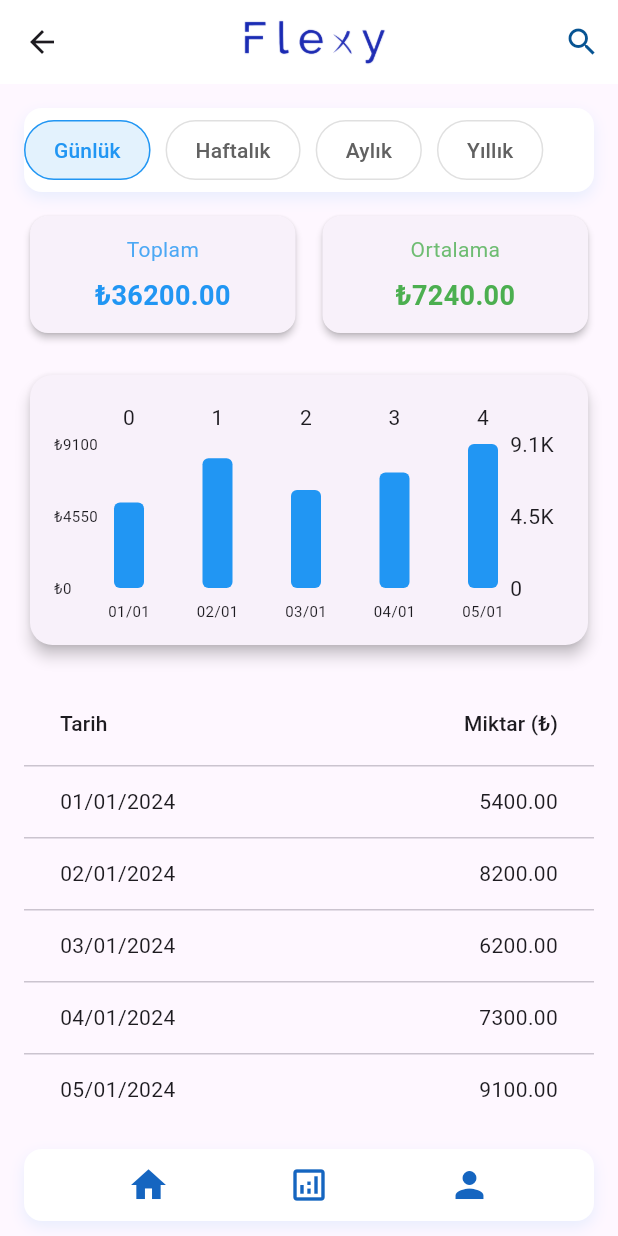
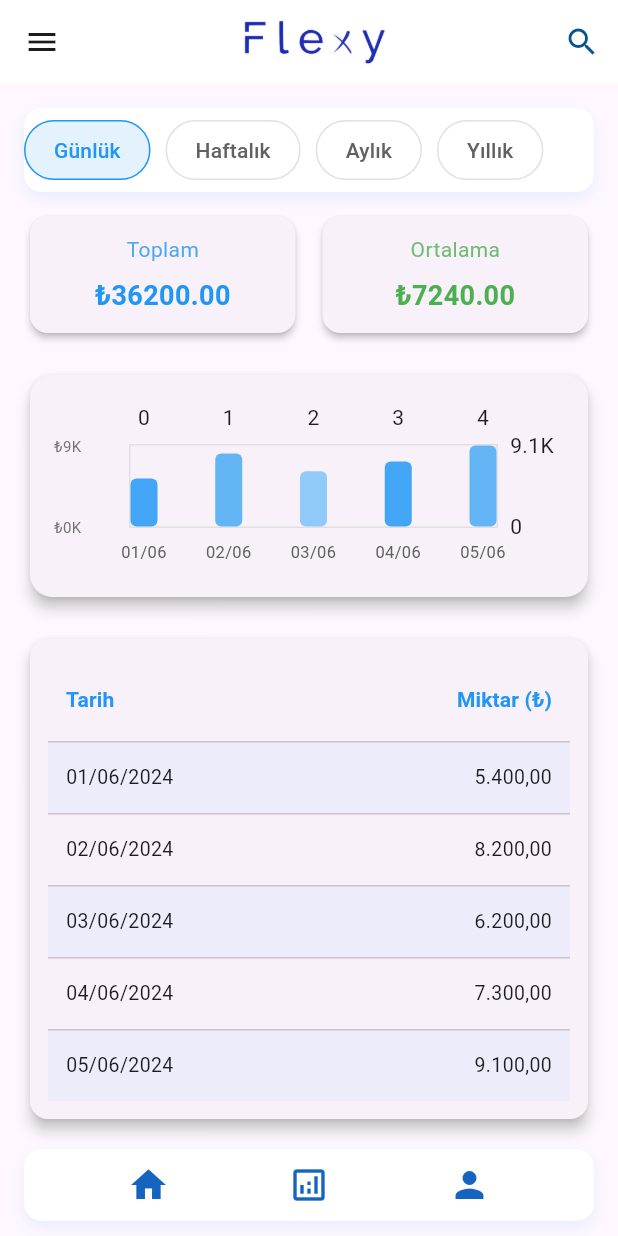
Before and after one commit to eliifgokdemiir/flutter, a Flutter app: the Reports screen opened directly, on a phone screen of 412 x 824 dp. Run offline on Flutter 3.47's test engine with Material 3 defaults, Android fonts, the phone set to English and light mode, and no system bars; drawn by our look-alikes of fl_chart; our stand-ins replace image_picker; missing offline and left inert: image_picker_android, image_picker_platform_interface.

Commit message:
appbar changes

```diff
--- a/state_management/lib/ui/view/product_management.dart
+++ b/state_management/lib/ui/view/product_management.dart
@@ -4,6 +4,7 @@ import 'package:state_management/data/entity/category.dart';
 import 'package:state_management/data/entity/product.dart';
 import 'package:state_management/ui/view/home.dart';
 import 'package:state_management/ui/view/dashboard.dart';
+import 'package:state_management/ui/view/navbar_menu.dart';
 import 'package:state_management/ui/view/profile.dart';
 
 class ProductManagement extends StatefulWidget {
@@ -27,6 +28,7 @@ class _ProductManagementState extends State<ProductManagement> {
     Category(id: 3, name: 'Tatlı', color: Colors.red),
   ];
 
+  final GlobalKey<ScaffoldState> _scaffoldKey = GlobalKey<ScaffoldState>();
   final List<Product> _products = [];
   final _formKey = GlobalKey<FormState>();
   final _productNameController = TextEditingController();
@@ -36,6 +38,8 @@ class _ProductManagementState extends State<ProductManagement> {
   @override
   Widget build(BuildContext context) {
     return Scaffold(
+      key: _scaffoldKey,
+      drawer: const NavbarMenu(),
       appBar: AppBar(
         backgroundColor: Colors.white,
         title: Padding(
--- a/state_management/lib/ui/view/reports.dart
+++ b/state_management/lib/ui/view/reports.dart
@@ -3,6 +3,7 @@ import 'package:fl_chart/fl_chart.dart';
 import 'package:intl/intl.dart';
 import 'package:state_management/ui/view/dashboard.dart';
 import 'package:state_management/ui/view/home.dart';
+import 'package:state_management/ui/view/navbar_menu.dart';
 import 'package:state_management/ui/view/profile.dart';
 
 class Reports extends StatefulWidget {
@@ -13,6 +14,7 @@ class Reports extends StatefulWidget {
 }
 
 class _ReportsState extends State<Reports> {
+  final GlobalKey<ScaffoldState> _scaffoldKey = GlobalKey<ScaffoldState>();
   String _selectedPeriod = 'Günlük';
   final List<String> _periods = ['Günlük', 'Haftalık', 'Aylık', 'Yıllık'];
   List<ReportData> _reportData = [];
@@ -24,13 +26,39 @@ class _ReportsState extends State<Reports> {
   }
 
   List<ReportData> _generateSampleData() {
+    switch (_selectedPeriod) {
+      case 'Günlük':
         return [
-      ReportData(DateTime(2024, 1, 1), 5400),
-      ReportData(DateTime(2024, 1, 2), 8200),
-      ReportData(DateTime(2024, 1, 3), 6200),
-      ReportData(DateTime(2024, 1, 4), 7300),
-      ReportData(DateTime(2024, 1, 5), 9100),
+          ReportData(DateTime(2024, 6, 1), 5400),
+          ReportData(DateTime(2024, 6, 2), 8200),
+          ReportData(DateTime(2024, 6, 3), 6200),
+          ReportData(DateTime(2024, 6, 4), 7300),
+          ReportData(DateTime(2024, 6, 5), 9100),
         ];
+      case 'Haftalık':
+        return [
+          ReportData(DateTime(2024, 6, 7), 35000),
+          ReportData(DateTime(2024, 6, 14), 42000),
+          ReportData(DateTime(2024, 6, 21), 38500),
+          ReportData(DateTime(2024, 6, 28), 41000),
+        ];
+      case 'Aylık':
+        return [
+          ReportData(DateTime(2024, 1, 1), 210000),
+          ReportData(DateTime(2024, 2, 1), 234000),
+          ReportData(DateTime(2024, 3, 1), 198000),
+          ReportData(DateTime(2024, 4, 1), 245000),
+        ];
+      case 'Yıllık':
+        return [
+          ReportData(DateTime(2021, 1, 1), 1850000),
+          ReportData(DateTime(2022, 1, 1), 2140000),
+          ReportData(DateTime(2023, 1, 1), 1980000),
+          ReportData(DateTime(2024, 1, 1), 2450000),
+        ];
+      default:
+        return [];
+    }
   }
 
   @override
@@ -39,6 +67,8 @@ class _ReportsState extends State<Reports> {
     final average = total / _reportData.length;
 
     return Scaffold(
+      key: _scaffoldKey,
+      drawer: const NavbarMenu(),
       appBar: AppBar(
         backgroundColor: Colors.white,
         title: Padding(
@@ -237,50 +267,99 @@ class _ReportsState extends State<Reports> {
       shape: RoundedRectangleBorder(
         borderRadius: BorderRadius.circular(15),
       ),
-      child: Padding(
+      child: Container(
+        height: MediaQuery.of(context).size.height * 0.4,
         padding: const EdgeInsets.all(16.0),
         child: BarChart(
           BarChartData(
             alignment: BarChartAlignment.spaceBetween,
-            groupsSpace: 20,
-            barTouchData: BarTouchData(enabled: true),
+            groupsSpace: _selectedPeriod == 'Günlük' ? 8 : 12,
+            barTouchData: BarTouchData(
+              enabled: true,
+              touchTooltipData: BarTouchTooltipData(
+                getTooltipItem: (group, groupIndex, rod, rodIndex) =>
+                    BarTooltipItem(
+                  '₺${rod.toY.toStringAsFixed(2)}',
+                  const TextStyle(
+                    color: Colors.blue,
+                    fontWeight: FontWeight.bold,
+                    fontSize: 12,
+                  ),
+                ),
+              ),
+            ),
             titlesData: FlTitlesData(
               bottomTitles: AxisTitles(
                 sideTitles: SideTitles(
                   showTitles: true,
-                  getTitlesWidget: (value, meta) => Padding(
+                  getTitlesWidget: (value, meta) => SizedBox(
+                    width: 60,
+                    child: Padding(
                       padding: const EdgeInsets.only(top: 8.0),
                       child: Text(
                         _formatDate(_reportData[value.toInt()].date),
-                      style: const TextStyle(fontSize: 10),
+                        textAlign: TextAlign.center,
+                        style: TextStyle(
+                          fontSize: _selectedPeriod == 'Aylık' ? 10 : 11,
+                          color: Colors.grey[700],
                         ),
                       ),
+                    ),
+                  ),
+                  reservedSize: 30,
                 ),
               ),
               leftTitles: AxisTitles(
                 sideTitles: SideTitles(
                   showTitles: true,
                   getTitlesWidget: (value, meta) => Text(
-                    '₺${value.toInt()}',
-                    style: const TextStyle(fontSize: 10),
+                    '₺${(value ~/ 1000)}K',
+                    style: TextStyle(
+                      fontSize: 10,
+                      color: Colors.grey[600],
                     ),
-                  reservedSize: 40,
+                  ),
+                  reservedSize: 50,
                 ),
               ),
             ),
-            gridData: FlGridData(show: false),
-            borderData: FlBorderData(show: false),
+            gridData: FlGridData(
+              show: true,
+              drawVerticalLine: false,
+              getDrawingHorizontalLine: (value) => FlLine(
+                color: Colors.blueGrey[100]!,
+                strokeWidth: 1.5,
+                dashArray: [4],
+              ),
+              horizontalInterval: _selectedPeriod == 'Yıllık'
+                  ? 500000
+                  : _selectedPeriod == 'Aylık'
+                      ? 100000
+                      : 10000,
+            ),
+            borderData: FlBorderData(
+              show: true,
+              border: Border.all(
+                color: Colors.grey[300]!,
+                width: 1,
+              ),
+            ),
             barGroups: _reportData
                 .asMap()
                 .entries
                 .map(
                   (entry) => BarChartGroupData(
                     x: entry.key,
+                    barsSpace: 4,
                     barRods: [
                       BarChartRodData(
                         toY: entry.value.amount,
-                        color: Colors.blue,
-                        width: 20,
+                        color: _getChartColor(entry.key),
+                        width: _selectedPeriod == 'Günlük'
+                            ? 18
+                            : _selectedPeriod == 'Haftalık'
+                                ? 22
+                                : 24,
                         borderRadius: BorderRadius.circular(4),
                       ),
                     ],
@@ -293,22 +372,97 @@ class _ReportsState extends State<Reports> {
     );
   }
 
+  Color _getChartColor(int index) {
+    final colors = [
+      Colors.blue[400]!,
+      Colors.blue[300]!,
+      Colors.blue[200]!,
+    ];
+    return colors[index % colors.length];
+  }
+
   Widget _buildDataTable() {
-    return DataTable(
-      columns: const [
-        DataColumn(label: Text('Tarih')),
-        DataColumn(label: Text('Miktar (₺)'), numeric: true),
+    return Card(
+      elevation: 4,
+      shape: RoundedRectangleBorder(
+        borderRadius: BorderRadius.circular(12),
+      ),
+      child: Container(
+        padding: const EdgeInsets.all(12),
+        child: DataTable(
+          columnSpacing: 20,
+          horizontalMargin: 12,
+          decoration: BoxDecoration(
+            borderRadius: BorderRadius.circular(12),
+          ),
+          columns: [
+            DataColumn(
+              label: Container(
+                padding: const EdgeInsets.symmetric(vertical: 8),
+                child: const Text(
+                  'Tarih',
+                  style: TextStyle(
+                    fontWeight: FontWeight.bold,
+                    color: Colors.blue,
+                    fontSize: 14,
+                  ),
+                ),
+              ),
+            ),
+            DataColumn(
+              label: Container(
+                padding: const EdgeInsets.symmetric(vertical: 8),
+                child: const Text(
+                  'Miktar (₺)',
+                  style: TextStyle(
+                    fontWeight: FontWeight.bold,
+                    color: Colors.blue,
+                    fontSize: 14,
+                  ),
+                ),
+              ),
+              numeric: true,
+            ),
           ],
           rows: _reportData
+              .asMap()
+              .entries
               .map(
-            (data) => DataRow(
+                (entry) => DataRow(
+                  color: MaterialStateProperty.resolveWith<Color>(
+                    (states) => entry.key.isEven
+                        ? Colors.blue.withOpacity(0.05)
+                        : Colors.transparent,
+                  ),
                   cells: [
-                DataCell(Text(DateFormat('dd/MM/yyyy').format(data.date))),
-                DataCell(Text(data.amount.toStringAsFixed(2))),
+                    DataCell(
+                      Text(
+                        DateFormat('dd/MM/yyyy').format(entry.value.date),
+                        style: const TextStyle(fontSize: 13),
+                      ),
+                    ),
+                    DataCell(
+                      Align(
+                        alignment: Alignment.centerRight,
+                        child: Text(
+                          NumberFormat.currency(
+                            locale: 'tr_TR',
+                            symbol: '',
+                            decimalDigits: 2,
+                          ).format(entry.value.amount),
+                          style: const TextStyle(
+                            fontSize: 13,
+                            fontFeatures: [FontFeature.tabularFigures()],
+                          ),
+                        ),
+                      ),
+                    ),
                   ],
                 ),
               )
               .toList(),
+        ),
+      ),
     );
   }
 
--- /dev/null
+++ b/state_management/lib/ui/view/settings.dart
@@ -0,0 +1,15 @@
+import 'package:flutter/material.dart';
+
+class Settings extends StatefulWidget {
+  const Settings({super.key});
+
+  @override
+  State<Settings> createState() => _SettingsState();
+}
+
+class _SettingsState extends State<Settings> {
+  @override
+  Widget build(BuildContext context) {
+    return const Placeholder();
+  }
+}
```
Also changed, not shown: 4 other files. Lines whose indentation alone changed are shown as unchanged.
